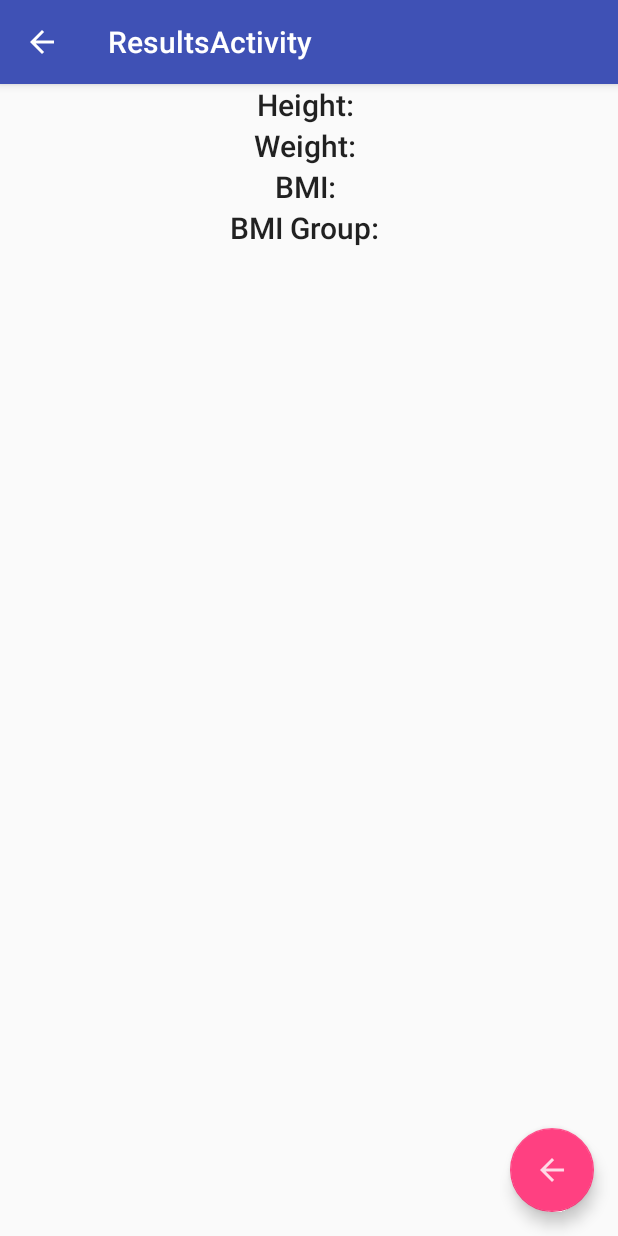
After one commit to relberger/elberger-mco451-fall-2018, an Android app: the ResultsActivity screen opened directly, with no data from a screen before it, on a phone screen of 412 x 824 dp. The commit adds this screen. Run offline under Robolectric (Android 15) with nearby library versions, the phone set to English and light mode, and no system bars.

Commit message:
class 10/9

```diff
--- /dev/null
+++ b/BMICalc/app/src/main/java/com/example/rachel/bmicalc/ResultsActivity.java
@@ -0,0 +1,58 @@
+package com.example.rachel.bmicalc;
+
+import android.os.Bundle;
+import android.support.design.widget.FloatingActionButton;
+import android.support.design.widget.Snackbar;
+import android.support.v7.app.AppCompatActivity;
+import android.support.v7.widget.Toolbar;
+import android.view.View;
+import android.widget.TextView;
+
+public class ResultsActivity extends AppCompatActivity {
+
+    @Override
+    protected void onCreate(Bundle savedInstanceState) {
+        super.onCreate(savedInstanceState);
+        setContentView(R.layout.activity_results);
+
+        setupToolbar();
+
+        setupFAB();
+        processDataFromIntent();
+    }
+
+    private void processDataFromIntent() {
+        Bundle extras = getIntent().getExtras();
+        TextView tv_height, tv_weight, tv_BMI, tv_BMIGroup;
+        tv_height = findViewById(R.id.tv_height);
+        tv_weight = findViewById(R.id.tv_weight);
+        tv_BMI = findViewById(R.id.tv_BMI);
+        tv_BMIGroup = findViewById(R.id.tv_BMIGroup);
+        if (extras != null)
+        {
+            BMICalc bmiCalc = BMICalc.getObjectFromJSONString(extras.getString("BMI"));
+
+            tv_height.setText(tv_height.getText().toString() + bmiCalc.getHeight());
+            tv_weight.setText(tv_weight.getText().toString() + bmiCalc.getWeight());
+            tv_BMI.setText(tv_BMI.getText().toString() + bmiCalc.getBMI());
+            tv_BMIGroup.setText(tv_BMIGroup.getText().toString() + bmiCalc.getBMIGroup());
+        }
+    }
+
+    private void setupToolbar() {
+        Toolbar toolbar = (Toolbar) findViewById(R.id.toolbar);
+        setSupportActionBar(toolbar);
+        getSupportActionBar().setDisplayHomeAsUpEnabled(true);
+    }
+
+    private void setupFAB() {
+        FloatingActionButton fab = findViewById(R.id.fab);
+        fab.setOnClickListener(new View.OnClickListener() {
+            @Override
+            public void onClick(View view) {
+                finish();
+            }
+        });
+    }
+
+}
--- /dev/null
+++ b/BMICalc/app/src/main/res/layout/activity_results.xml
@@ -0,0 +1,33 @@
+<?xml version="1.0" encoding="utf-8"?>
+<android.support.design.widget.CoordinatorLayout xmlns:android="http://schemas.android.com/apk/res/android"
+    xmlns:app="http://schemas.android.com/apk/res-auto"
+    xmlns:tools="http://schemas.android.com/tools"
+    android:layout_width="match_parent"
+    android:layout_height="match_parent"
+    tools:context=".ResultsActivity">
+
+    <android.support.design.widget.AppBarLayout
+        android:layout_width="match_parent"
+        android:layout_height="wrap_content"
+        android:theme="@style/AppTheme.AppBarOverlay">
+
+        <android.support.v7.widget.Toolbar
+            android:id="@+id/toolbar"
+            android:layout_width="match_parent"
+            android:layout_height="?attr/actionBarSize"
+            android:background="?attr/colorPrimary"
+            app:popupTheme="@style/AppTheme.PopupOverlay" />
+
+    </android.support.design.widget.AppBarLayout>
+
+    <include layout="@layout/content_results" />
+
+    <android.support.design.widget.FloatingActionButton
+        android:id="@+id/fab"
+        android:layout_width="wrap_content"
+        android:layout_height="wrap_content"
+        android:layout_gravity="bottom|end"
+        android:layout_margin="@dimen/fab_margin"
+        app:srcCompat="@drawable/ic_action_back" />
+
+</android.support.design.widget.CoordinatorLayout>
--- /dev/null
+++ b/BMICalc/app/src/main/res/layout/content_results.xml
@@ -0,0 +1,45 @@
+<?xml version="1.0" encoding="utf-8"?>
+<RelativeLayout
+    xmlns:android="http://schemas.android.com/apk/res/android"
+    xmlns:app="http://schemas.android.com/apk/res-auto"
+    xmlns:tools="http://schemas.android.com/tools"
+    android:layout_width="match_parent"
+    android:layout_height="match_parent"
+    app:layout_behavior="@string/appbar_scrolling_view_behavior"
+    tools:context=".ResultsActivity"
+    tools:showIn="@layout/activity_results">
+
+    <TextView
+        style="@style/Base.TextAppearance.AppCompat.Title"
+        android:id="@+id/tv_height"
+        android:text="Height: "
+        android:layout_width="wrap_content"
+        android:layout_height="wrap_content"
+        android:layout_centerHorizontal="true"/>
+    <TextView
+        style="@style/Base.TextAppearance.AppCompat.Title"
+        android:id="@+id/tv_weight"
+        android:text="Weight: "
+        android:layout_width="wrap_content"
+        android:layout_height="wrap_content"
+        android:layout_centerHorizontal="true"
+        android:layout_below="@+id/tv_height"/>
+
+    <TextView
+        style="@style/Base.TextAppearance.AppCompat.Title"
+        android:id="@+id/tv_BMI"
+        android:text="BMI: "
+        android:layout_width="wrap_content"
+        android:layout_height="wrap_content"
+        android:layout_centerHorizontal="true"
+        android:layout_below="@+id/tv_weight" />
+    <TextView
+        style="@style/Base.TextAppearance.AppCompat.Title"
+        android:id="@+id/tv_BMIGroup"
+        android:text="BMI Group: "
+        android:layout_width="wrap_content"
+        android:layout_height="wrap_content"
+        android:layout_centerHorizontal="true"
+        android:layout_below="@+id/tv_BMI" />
+
+</RelativeLayout>
--- a/BMICalc/app/src/main/res/values/strings.xml
+++ b/BMICalc/app/src/main/res/values/strings.xml
@@ -3,4 +3,5 @@
     <string name="action_settings">Settings</string>
     <string name="weight">Weight</string>
     <string name="height">Height</string>
+    <string name="title_activity_results">ResultsActivity</string>
 </resources>
--- a/BMICalc/app/src/main/res/values/styles.xml
+++ b/BMICalc/app/src/main/res/values/styles.xml
@@ -21,7 +21,7 @@
         <item name="android:layout_width">wrap_content</item>
         <item name="android:layout_height">wrap_content</item>
         <item name="android:ems">5</item>
-        <item name="android:inputType">number</item>
+        <item name="android:inputType">numberDecimal</item>
     </style>
 
 </resources>
--- a/BMICalc/build.gradle
+++ b/BMICalc/build.gradle
@@ -7,7 +7,7 @@ buildscript {
         jcenter()
     }
     dependencies {
-        classpath 'com.android.tools.build:gradle:3.1.4'
+        classpath 'com.android.tools.build:gradle:3.2.0'
 
 
         // NOTE: Do not place your application dependencies here; they belong
```
Also changed, not shown: BMICalc/app/src/main/AndroidManifest.xml (+9 -0 lines), BMICalc/app/src/main/java/com/example/rachel/bmicalc/BMICalc.java (+23 -0 lines), BMICalc/app/src/main/java/com/example/rachel/bmicalc/MainActivity.java (+23 -1 lines), BMICalc/app/src/main/res/drawable-hdpi/ic_action_back.png (added), BMICalc/app/src/main/res/drawable-mdpi/ic_action_back.png (added), BMICalc/app/src/main/res/drawable-xhdpi/ic_action_back.png (added), BMICalc/app/src/main/res/drawable-xxhdpi/ic_action_back.png (added), BMICalc/app/src/main/res/drawable-xxxhdpi/ic_action_back.png (added), BMICalc/gradle/wrapper/gradle-wrapper.properties.
